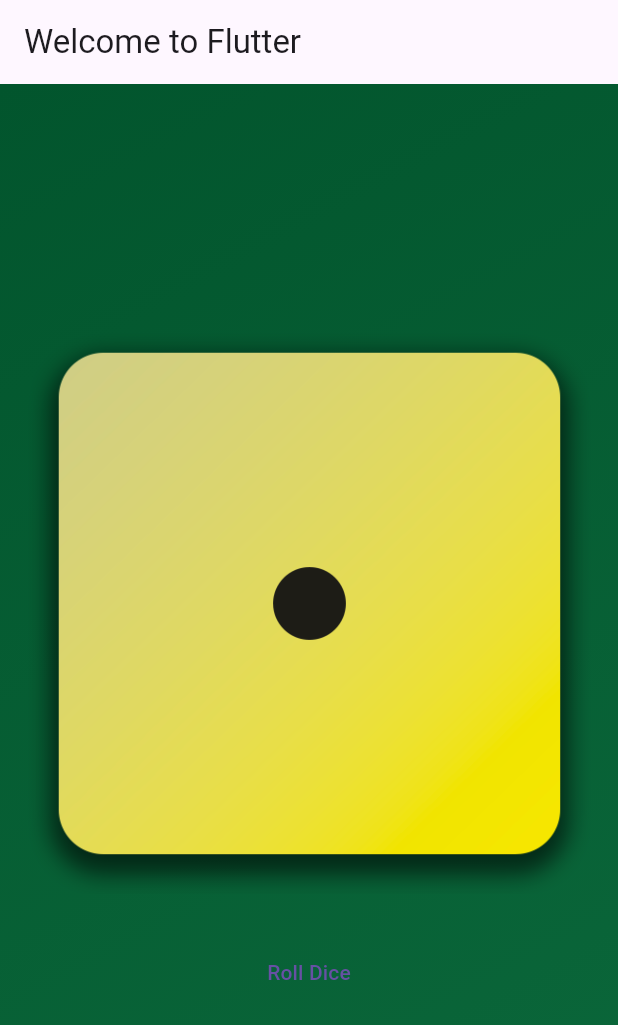
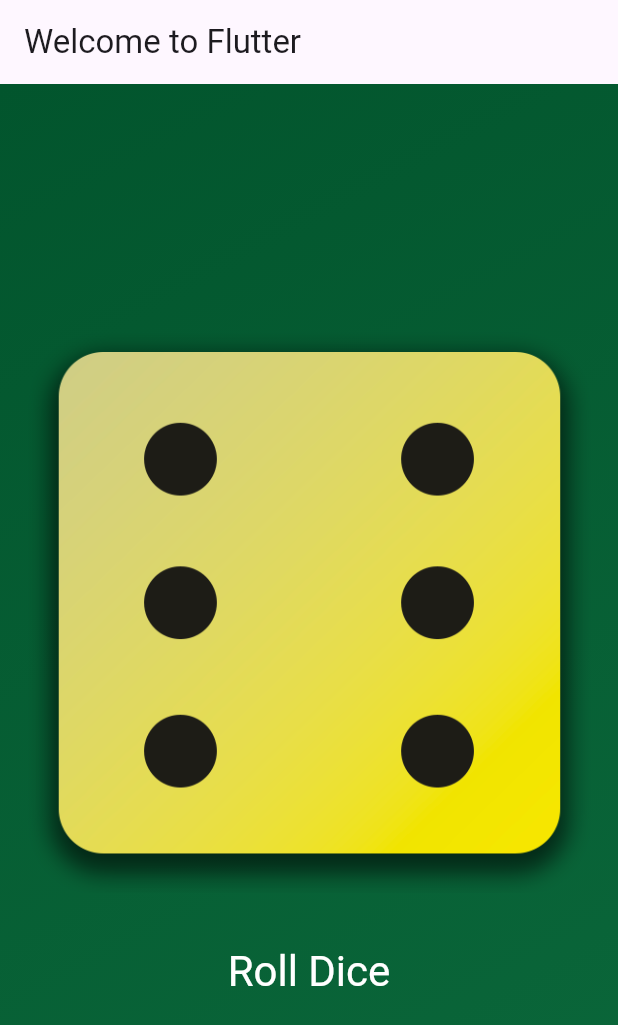
Before and after one commit to smvora4u/first_flutter_app, a Flutter app: the screen it shows after launch, after a tap on "Roll Dice", on a phone screen of 412 x 824 dp. Shown: the top 1025 px of the screen. Run offline on Flutter 3.47's test engine with Material 3 defaults, Android fonts, the phone set to English and light mode, and no system bars.

Commit message:
Dice role final app completed.

```diff
--- /dev/null
+++ b/lib/dice_roller.dart
@@ -0,0 +1,42 @@
+import 'dart:math';
+
+import 'package:flutter/material.dart';
+
+final randomisser = Random();
+
+class DiceRoller extends StatefulWidget {
+  const DiceRoller({super.key});
+  @override
+  State<StatefulWidget> createState() {
+    return _DiceRollerState();
+  }
+}
+
+class _DiceRollerState extends State<DiceRoller> {
+  var currentDiceRoll = randomisser.nextInt(6) + 1;
+  rollDice() {
+    setState(() {
+      currentDiceRoll = randomisser.nextInt(6) + 1;
+    });
+  }
+
+  @override
+  Widget build(BuildContext context) {
+    return Column(
+      mainAxisAlignment: MainAxisAlignment.center,
+      crossAxisAlignment: CrossAxisAlignment.center,
+      children: [
+        Image.asset('assets/images/dice-$currentDiceRoll.png'),
+        const SizedBox(height: 28),
+        TextButton(
+          onPressed: rollDice,
+          style: TextButton.styleFrom(
+            foregroundColor: Colors.white,
+            textStyle: const TextStyle(fontSize: 28),
+          ),
+          child: const Text('Roll Dice'),
+        ),
+      ],
+    );
+  }
+}
--- a/lib/gradient_container.dart
+++ b/lib/gradient_container.dart
@@ -1,3 +1,4 @@
+import 'package:first_app/dice_roller.dart';
 import 'package:flutter/material.dart';
 
 class GradientContainer extends StatelessWidget {
@@ -21,18 +22,7 @@ class GradientContainer extends StatelessWidget {
           end: Alignment.bottomRight,
         ),
       ),
-      child: Column(
-        mainAxisAlignment: MainAxisAlignment.center,
-        crossAxisAlignment: CrossAxisAlignment.center,
-        children: [
-          Image.asset('assets/images/dice-1.png'),
-          const SizedBox(height: 28),
-          TextButton(
-            onPressed: () {},
-            child: const Text('Roll Dice'),
-          ),
-        ],
-      ),
+      child: const DiceRoller()
     );
   }
 }
```
